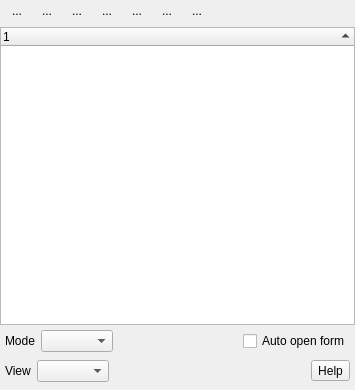
Above: src/ui/qgsidentifyresultsbase.ui from qgis/QGIS before the change. Below: the same form after it.
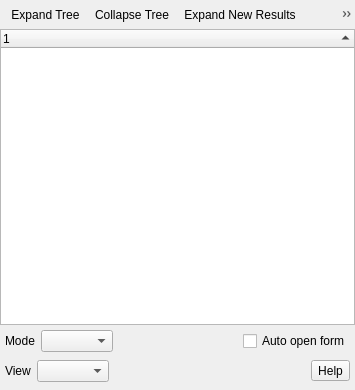
That is the form after the change. Icons and pictures are not drawn. Custom widgets are drawn as their Qt base class.

Commit message: Switch identify results dock to use a toolbar

```diff
--- a/src/ui/qgsidentifyresultsbase.ui
+++ b/src/ui/qgsidentifyresultsbase.ui
@@ -34,161 +34,24 @@
         <number>0</number>
        </property>
        <item>
-        <layout class="QHBoxLayout" name="horizontalLayout">
-         <property name="leftMargin">
-          <number>5</number>
+        <widget class="QToolBar" name="mIdentifyToolbar">
+         <property name="iconSize">
+          <size>
+           <width>16</width>
+           <height>16</height>
+          </size>
          </property>
-         <property name="rightMargin">
-          <number>5</number>
+         <property name="floatable">
+          <bool>false</bool>
          </property>
-         <property name="bottomMargin">
-          <number>6</number>
-         </property>
-         <item>
-          <widget class="QToolButton" name="mExpandToolButton">
-           <property name="toolTip">
-            <string>Expand tree</string>
-           </property>
-           <property name="text">
-            <string>...</string>
-           </property>
-           <property name="icon">
-            <iconset>
-             <normaloff>../../images/themes/default/mActionExpandTree.png</normaloff>../../images/themes/default/mActionExpandTree.png</iconset>
-           </property>
-           <property name="autoRaise">
-            <bool>true</bool>
-           </property>
-          </widget>
-         </item>
-         <item>
-          <widget class="QToolButton" name="mCollapseToolButton">
-           <property name="toolTip">
-            <string>Collapse tree</string>
-           </property>
-           <property name="text">
-            <string>...</string>
-           </property>
-           <property name="icon">
-            <iconset>
-             <normaloff>../../images/themes/default/mActionCollapseTree.png</normaloff>../../images/themes/default/mActionCollapseTree.png</iconset>
-           </property>
-           <property name="autoRaise">
-            <bool>true</bool>
-           </property>
-          </widget>
-         </item>
-         <item>
-          <widget class="QToolButton" name="mExpandNewToolButton">
-           <property name="toolTip">
-            <string>New results will be expanded by default.</string>
-           </property>
-           <property name="text">
-            <string>...</string>
-           </property>
-           <property name="icon">
-            <iconset>
-             <normaloff>../../images/themes/default/mActionExpandNewTree.png</normaloff>../../images/themes/default/mActionExpandNewTree.png</iconset>
-           </property>
-           <property name="checkable">
-            <bool>true</bool>
-           </property>
-           <property name="autoRaise">
-            <bool>true</bool>
-           </property>
-          </widget>
-         </item>
-         <item>
-          <widget class="QToolButton" name="mOpenFormButton">
-           <property name="text">
-            <string>...</string>
-           </property>
-           <property name="icon">
-            <iconset resource="../../images/images.qrc">
-             <normaloff>:/images/themes/default/mActionPropertyItem.png</normaloff>:/images/themes/default/mActionPropertyItem.png</iconset>
-           </property>
-           <property name="autoRaise">
-            <bool>true</bool>
-           </property>
-          </widget>
-         </item>
-         <item>
-          <widget class="QToolButton" name="mClearToolButton">
-           <property name="toolTip">
-            <string>Clear Results</string>
-           </property>
-           <property name="text">
-            <string>...</string>
-           </property>
-           <property name="icon">
-            <iconset resource="../../images/images.qrc">
-             <normaloff>:/images/themes/default/mActionDeselectAll.svg</normaloff>:/images/themes/default/mActionDeselectAll.svg</iconset>
-           </property>
-           <property name="checkable">
-            <bool>false</bool>
-           </property>
-           <property name="autoRaise">
-            <bool>true</bool>
-           </property>
-          </widget>
-         </item>
-         <item>
-          <widget class="QToolButton" name="mCopyToolButton">
-           <property name="toolTip">
-            <string>Copy selected feature to clipboard.</string>
-           </property>
-           <property name="text">
-            <string>...</string>
-           </property>
-           <property name="icon">
-            <iconset resource="../../images/images.qrc">
-             <normaloff>:/images/themes/default/mActionEditCopy.png</normaloff>:/images/themes/default/mActionEditCopy.png</iconset>
-           </property>
-           <property name="checkable">
-            <bool>false</bool>
-           </property>
-           <property name="autoRaise">
-            <bool>true</bool>
-           </property>
-          </widget>
-         </item>
-         <item>
-          <widget class="QToolButton" name="mPrintToolButton">
-           <property name="enabled">
-            <bool>true</bool>
-           </property>
-           <property name="toolTip">
-            <string>Print selected HTML response.</string>
-           </property>
-           <property name="text">
-            <string>...</string>
-           </property>
-           <property name="icon">
-            <iconset>
-             <normaloff>../../images/themes/default/mActionFilePrint.png</normaloff>../../images/themes/default/mActionFilePrint.png</iconset>
-           </property>
-           <property name="checkable">
-            <bool>false</bool>
-           </property>
-           <property name="autoRaise">
-            <bool>true</bool>
-           </property>
-          </widget>
-         </item>
-         <item>
-          <spacer name="horizontalSpacer">
-           <property name="orientation">
-            <enum>Qt::Horizontal</enum>
-           </property>
-           <property name="sizeHint" stdset="0">
-            <size>
-             <width>40</width>
-             <height>20</height>
-            </size>
-           </property>
-          </spacer>
-         </item>
-        </layout>
+         <addaction name="mExpandAction"/>
+         <addaction name="mCollapseAction"/>
+         <addaction name="mExpandNewAction"/>
+         <addaction name="mOpenFormAction"/>
+         <addaction name="mClearResultsAction"/>
+         <addaction name="mActionCopy"/>
+         <addaction name="mActionPrint"/>
+        </widget>
        </item>
        <item>
         <widget class="QTreeWidget" name="lstResults">
@@ -362,6 +225,90 @@
     </layout>
    </item>
   </layout>
+  <action name="mExpandAction">
+   <property name="icon">
+    <iconset resource="../../images/images.qrc">
+     <normaloff>:/images/themes/default/mActionExpandTree.svg</normaloff>:/images/themes/default/mActionExpandTree.svg</iconset>
+   </property>
+   <property name="text">
+    <string>Expand Tree</string>
+   </property>
+  </action>
+  <action name="mCollapseAction">
+   <property name="icon">
+    <iconset resource="../../images/images.qrc">
+     <normaloff>:/images/themes/default/mActionCollapseTree.svg</normaloff>:/images/themes/default/mActionCollapseTree.svg</iconset>
+   </property>
+   <property name="text">
+    <string>Collapse Tree</string>
+   </property>
+   <property name="toolTip">
+    <string>Collapse Tree</string>
+   </property>
+  </action>
+  <action name="mExpandNewAction">
+   <property name="checkable">
+    <bool>true</bool>
+   </property>
+   <property name="icon">
+    <iconset resource="../../images/images.qrc">
+     <normaloff>:/images/themes/default/mActionExpandNewTree.svg</normaloff>:/images/themes/default/mActionExpandNewTree.svg</iconset>
+   </property>
+   <property name="text">
+    <string>Expand New Results</string>
+   </property>
+   <property name="toolTip">
+    <string>New results will be expanded by default.</string>
+   </property>
+  </action>
+  <action name="mOpenFormAction">
+   <property name="icon">
+    <iconset resource="../../images/images.qrc">
+     <normaloff>:/images/themes/default/mActionPropertyItem.svg</normaloff>:/images/themes/default/mActionPropertyItem.svg</iconset>
+   </property>
+   <property name="text">
+    <string>Open Form</string>
+   </property>
+   <property name="toolTip">
+    <string>Open Form</string>
+   </property>
+  </action>
+  <action name="mClearResultsAction">
+   <property name="icon">
+    <iconset resource="../../images/images.qrc">
+     <normaloff>:/images/themes/default/mActionDeselectAll.svg</normaloff>:/images/themes/default/mActionDeselectAll.svg</iconset>
+   </property>
+   <property name="text">
+    <string>Clear Results</string>
+   </property>
+   <property name="toolTip">
+    <string>Clear Results</string>
+   </property>
+  </action>
+  <action name="mActionCopy">
+   <property name="icon">
+    <iconset resource="../../images/images.qrc">
+     <normaloff>:/images/themes/default/mActionEditCopy.png</normaloff>:/images/themes/default/mActionEditCopy.png</iconset>
+   </property>
+   <property name="text">
+    <string>Copy Feature</string>
+   </property>
+   <property name="toolTip">
+    <string>Copy selected feature to clipboard.</string>
+   </property>
+  </action>
+  <action name="mActionPrint">
+   <property name="icon">
+    <iconset resource="../../images/images.qrc">
+     <normaloff>:/images/themes/default/mActionFilePrint.png</normaloff>:/images/themes/default/mActionFilePrint.png</iconset>
+   </property>
+   <property name="text">
+    <string>Print Response</string>
+   </property>
+   <property name="toolTip">
+    <string>Print selected HTML response.</string>
+   </property>
+  </action>
  </widget>
  <layoutdefault spacing="6" margin="11"/>
  <customwidgets>
```
Left out of the diff: 33 changed lines with no effect on the pictures. The commit also changes 2 other files.
